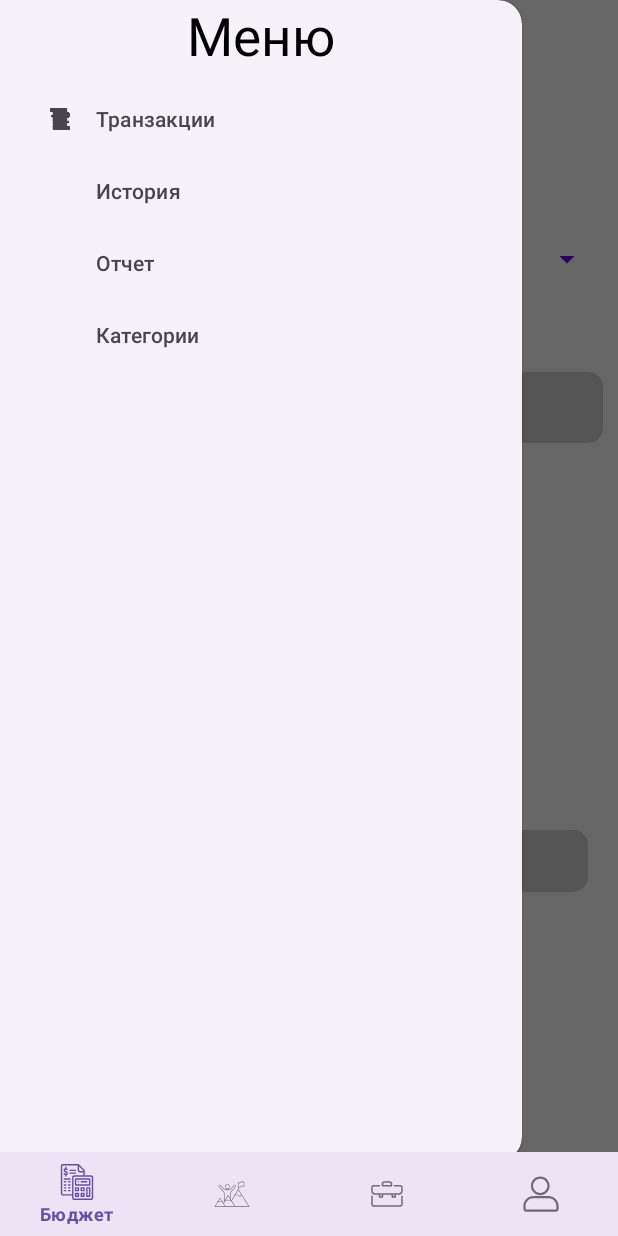
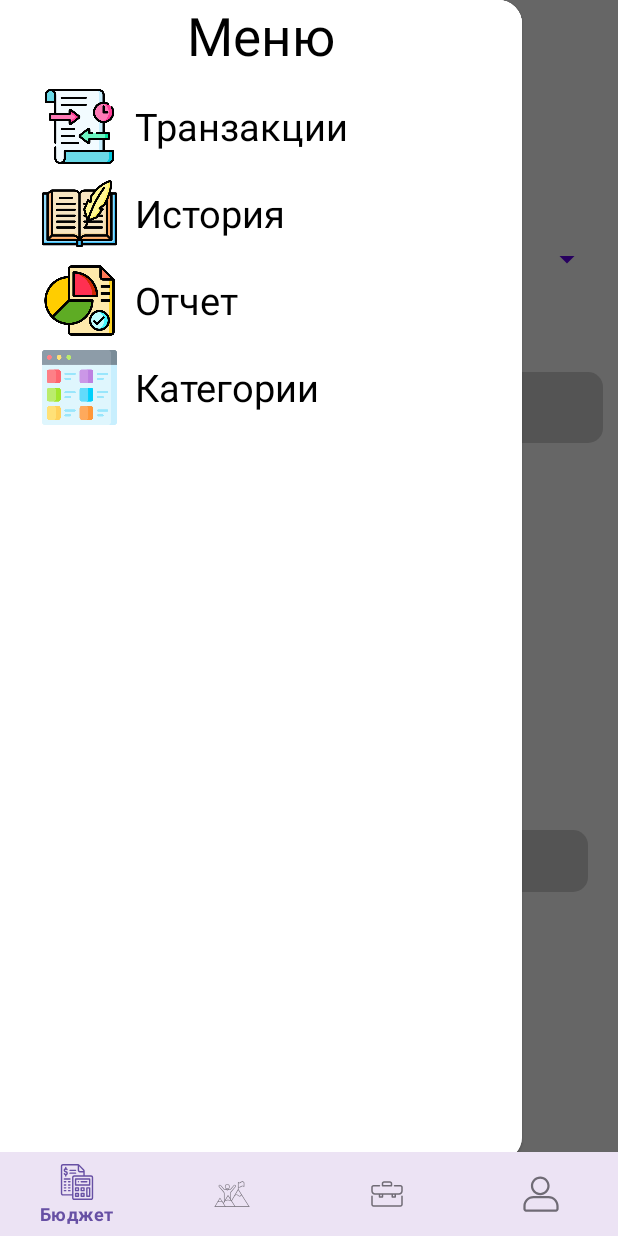
Before and after one commit to sanai1/Financial_Wunderwaffe, an Android app: the BudgetFragment screen opened directly, with no data from a screen before it, with the side drawer open, on a phone screen of 412 x 824 dp. Run offline under Robolectric (Android 15) with nearby library versions, the phone set to English and light mode, and no system bars; our stand-ins replace Room's generated code, navigation-ui; network calls fail; 5 statements that could not run were skipped.

Commit message:
update budgetMenu

```diff
--- a/app/src/main/java/com/example/financialwunderwaffe/main/budget/BudgetFragment.kt
+++ b/app/src/main/java/com/example/financialwunderwaffe/main/budget/BudgetFragment.kt
@@ -60,6 +60,7 @@ class BudgetFragment : Fragment() {
             binding.drawerBudget.closeDrawer(GravityCompat.START)
             true
         }
+        binding.navigationBudget.itemIconTintList = null
 
         initCategory()
         go_to_fragment(BudgetTransactionFragment())
--- a/app/src/main/java/com/example/financialwunderwaffe/main/budget/fragments/BudgetTransactionFragment.kt
+++ b/app/src/main/java/com/example/financialwunderwaffe/main/budget/fragments/BudgetTransactionFragment.kt
@@ -91,7 +91,7 @@ class BudgetTransactionFragment : Fragment() {
                 (activity as MainActivity).toast("Введите сумму транзакции")
                 return@setOnClickListener
             }
-            val date = view.findViewById<EditText>(R.id.textViewDateTransaction).text.toString()
+            val date = view.findViewById<TextView>(R.id.textViewDateTransactionAdd).text.toString()
             if (date.isEmpty()) {
                 (activity as MainActivity).toast("Введите дату транзакции")
                 return@setOnClickListener
@@ -180,7 +180,7 @@ class BudgetTransactionFragment : Fragment() {
     }
 
     private fun setDate(dataString: String) {
-        view.findViewById<TextView>(R.id.textViewDateTransaction).text = dataString
+        view.findViewById<TextView>(R.id.textViewDateTransactionAdd).text = dataString
     }
 
     private fun saveTransaction(transaction: Transaction) {
--- a/app/src/main/java/com/example/financialwunderwaffe/main/budget/fragments/history/TransactionAdapter.kt
+++ b/app/src/main/java/com/example/financialwunderwaffe/main/budget/fragments/history/TransactionAdapter.kt
@@ -62,7 +62,7 @@ class TransactionAdapter(
                     it[0] + it.substring(1).reversed().chunked(3).joinToString(" ").reversed()
                 }
                 setTextColor(
-                    if (transactionState.amount[0] == '+') Color.GREEN
+                    if (transactionState.amount[0] == '+') Color.rgb(0,200,0)
                     else Color.RED
                 )
             }
--- a/app/src/main/res/layout/fragment_budget_transaction.xml
+++ b/app/src/main/res/layout/fragment_budget_transaction.xml
@@ -69,7 +69,7 @@
                 android:orientation="horizontal">
 
                 <TextView
-                    android:id="@+id/textViewDateTransaction"
+                    android:id="@+id/textViewDateTransactionAdd"
                     style="@style/TextViewInfoBriefcase"
                     android:layout_width="0dp"
                     android:layout_height="wrap_content"
--- a/app/src/main/res/layout/fragment_main_briefcase.xml
+++ b/app/src/main/res/layout/fragment_main_briefcase.xml
@@ -66,6 +66,8 @@
         android:id="@+id/navigation_briefcase"
         android:layout_width="wrap_content"
         android:layout_height="match_parent"
+        android:background="@color/white"
+        app:itemTextColor="@color/black"
         android:layout_gravity="start"
         app:headerLayout="@layout/menu_title"
         app:menu="@menu/navigation_briefcase"/>
--- a/app/src/main/res/layout/fragment_main_budget.xml
+++ b/app/src/main/res/layout/fragment_main_budget.xml
@@ -67,6 +67,11 @@
         android:layout_width="wrap_content"
         android:layout_height="match_parent"
         android:layout_gravity="start"
+        android:background="@color/white"
+        android:theme="@style/NavMenuStyle"
+        app:itemIconSize="50dp"
+        app:itemTextAppearance="@style/NavMenuItemTextStyle"
+        app:itemTextColor="@color/black"
         app:headerLayout="@layout/menu_title"
         app:menu="@menu/navigation_budget"/>
 </androidx.drawerlayout.widget.DrawerLayout>
--- a/app/src/main/res/layout/menu_title.xml
+++ b/app/src/main/res/layout/menu_title.xml
@@ -2,6 +2,7 @@
 <LinearLayout xmlns:android="http://schemas.android.com/apk/res/android"
     android:layout_width="match_parent"
     android:layout_height="wrap_content"
+    android:background="@color/white"
     android:orientation="vertical">
 
     <TextView
--- a/app/src/main/res/menu/navigation_budget.xml
+++ b/app/src/main/res/menu/navigation_budget.xml
@@ -3,19 +3,22 @@
 
     <item
         android:id="@+id/nav_budget_transaction"
-        android:icon="@mipmap/ic_transaction_foreground"
+        android:icon="@drawable/transaction"
         android:title="@string/transaction"/>
 
     <item
         android:id="@+id/nav_budget_history"
+        android:icon="@drawable/history"
         android:title="@string/history"/>
 
     <item
         android:id="@+id/nav_budget_report"
+        android:icon="@drawable/report"
         android:title="@string/report"/>
 
     <item
         android:id="@+id/nav_budget_category"
+        android:icon="@drawable/category"
         android:title="@string/category"/>
 
 </menu>
--- a/app/src/main/res/values/styles.xml
+++ b/app/src/main/res/values/styles.xml
@@ -126,4 +126,14 @@
         <item name="background">@color/white</item>
     </style>
 
+    <style name="NavMenuStyle" parent="Widget.Material3.NavigationView">
+        <item name="paddingTopNoTitle">25dp</item>
+        <item name="android:backgroundTint">@color/white</item>
+    </style>
+
+    <style name="NavMenuItemTextStyle" parent="TextAppearance.AppCompat.Medium">
+        <item name="android:textSize">25sp</item>
+        <item name="android:textColor">@color/black</item>
+    </style>
+
 </resources>
```
Also changed, not shown: app/src/main/res/drawable/category.png (added), app/src/main/res/drawable/history.png (added), app/src/main/res/drawable/report.png (added), app/src/main/res/drawable/transaction.png (added). Lines whose indentation alone changed are shown as unchanged.
